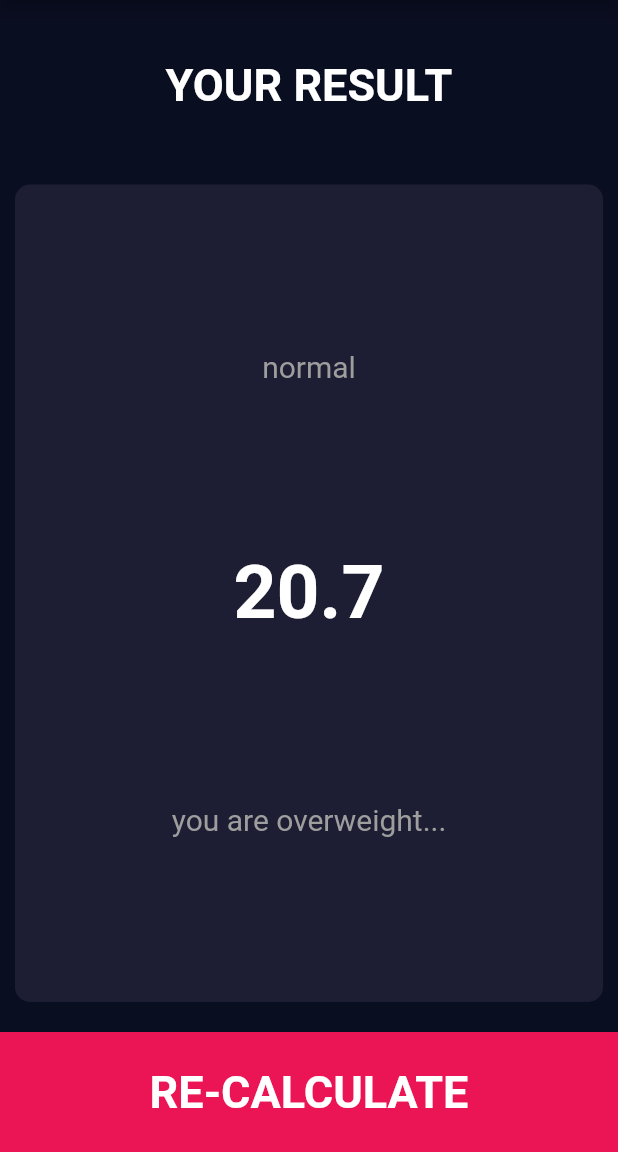
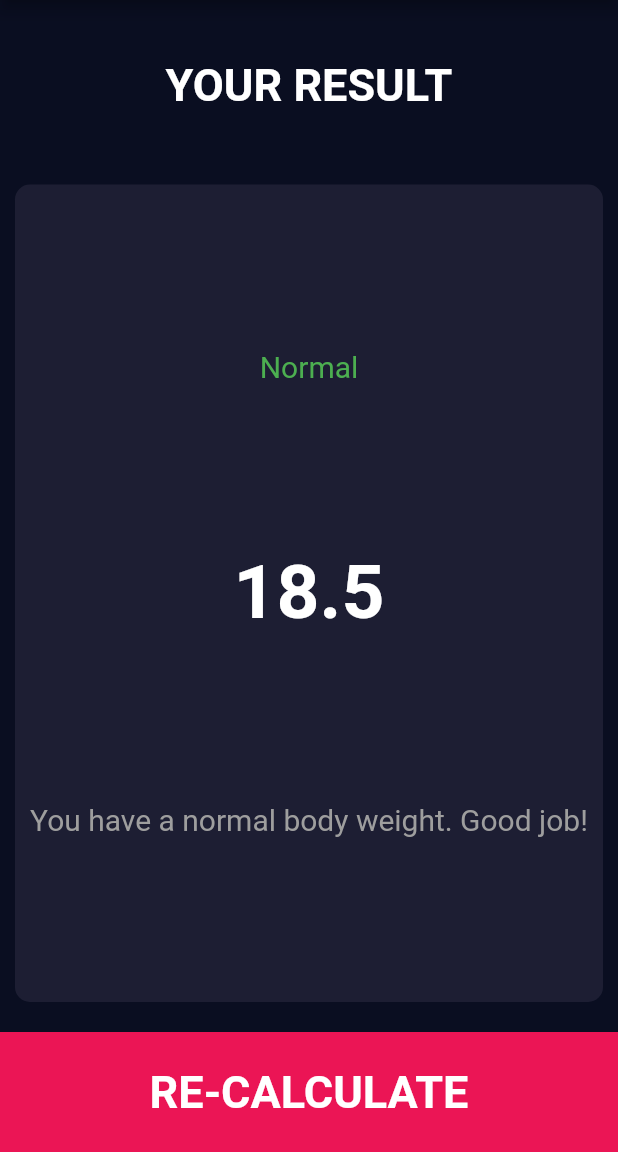
Before and after one commit to s-shanta/bmi-calculator, a Flutter app: the screen it shows after launch, after a tap on "CALCULATE", on a phone screen of 412 x 824 dp, the part 84-1236 px from its top. Run offline on Flutter 3.47's test engine with Material 2 defaults, Android fonts, the phone set to English and light mode, and no system bars.

Commit message:
project closure

```diff
--- /dev/null
+++ b/lib/bmi_calculation.dart
@@ -0,0 +1,37 @@
+import 'dart:math';
+
+class Bmi_Calculation {
+
+  final int height;
+  final int weight;
+  double? _bmi;
+
+  Bmi_Calculation({required this.height, required this.weight});
+
+  String calculateBMI() {
+    _bmi = weight / pow(height / 100, 2);
+    return _bmi!.toStringAsFixed(1);
+  }
+
+  String getResult() {
+    if (_bmi! >= 25) {
+      return 'Overweight';
+    } else if (_bmi! > 18.5) {
+      return 'Normal';
+    } else {
+      return 'Underweight';
+    }
+  }
+
+  String getInterpretation() {
+    if (_bmi! >= 25) {
+      return 'You have a higher than normal body weight. Try to exercise more.';
+    } else if (_bmi! >= 18.5) {
+      return 'You have a normal body weight. Good job!';
+    } else {
+      return 'You have a lower than normal body weight. You can eat a bit more.';
+    }
+  }
+
+
+}
--- a/lib/constant.dart
+++ b/lib/constant.dart
@@ -10,3 +10,4 @@ const Color overlayFooterColorCode = Color(0x29eB1555);
 const TextStyle labelTextStyle = TextStyle(color: Colors.grey, fontSize: 20);
 const TextStyle numberTextStyle = TextStyle(color: Colors.white, fontSize: 50, fontWeight: FontWeight.bold);
 const TextStyle footerLabelTextStyle = TextStyle(color: Colors.white, fontSize: 30, fontWeight: FontWeight.bold);
+const TextStyle bmiResultTextStyle = TextStyle(color: Colors.green, fontSize: 20);
--- a/lib/main.dart
+++ b/lib/main.dart
@@ -1,5 +1,5 @@
 import 'package:flutter/material.dart';
-import 'input_page.dart';
+import 'screens/input_page.dart';
 
 void main() => runApp(BMICalculator());
 
--- a/lib/input_page.dart
+++ b/lib/screens/input_page.dart
@@ -1,12 +1,13 @@
+import 'package:bmi_calculator/bmi_calculation.dart';
 import 'package:bmi_calculator/constant.dart';
-import 'package:bmi_calculator/custom_button.dart';
-import 'package:bmi_calculator/footer_button.dart';
-import 'package:bmi_calculator/result_page.dart';
-import 'package:bmi_calculator/reusable_card.dart';
+import 'package:bmi_calculator/components/custom_button.dart';
+import 'package:bmi_calculator/components/footer_button.dart';
+import 'package:bmi_calculator/screens/result_page.dart';
+import 'package:bmi_calculator/components/reusable_card.dart';
 import 'package:flutter/cupertino.dart';
 import 'package:flutter/material.dart';
 
-import 'icon_content.dart';
+import '../components/icon_content.dart';
 
 enum Gender{
   male,
@@ -211,9 +212,14 @@ class _InputPageState extends State<InputPage> {
           Footer_Button(
             footerButtonText: 'CALCULATE',
             onTapFunction: (){
+              Bmi_Calculation calc = Bmi_Calculation(height: height, weight: weight);
               Navigator.push(context,
                   MaterialPageRoute(
-                      builder: (context)=>Result_Page()
+                      builder: (context)=>Result_Page(
+                        bmiNumber: calc.calculateBMI(),
+                        bmiResult: calc.getResult(),
+                        interpretation: calc.getInterpretation(),
+                      )
                   ));
             },
           ),
--- a/lib/result_page.dart
+++ b/lib/screens/result_page.dart
@@ -1,11 +1,16 @@
 import 'package:bmi_calculator/constant.dart';
-import 'package:bmi_calculator/footer_button.dart';
-import 'package:bmi_calculator/reusable_card.dart';
+import 'package:bmi_calculator/components/footer_button.dart';
+import 'package:bmi_calculator/components/reusable_card.dart';
 import 'package:flutter/cupertino.dart';
 import 'package:flutter/material.dart';
 
 class Result_Page extends StatelessWidget {
-  const Result_Page({Key? key}) : super(key: key);
+
+  final String bmiNumber;
+  final String bmiResult;
+  final String interpretation;
+
+  Result_Page({required this.bmiNumber, required this.bmiResult, required this.interpretation});
 
   @override
   Widget build(BuildContext context) {
@@ -33,22 +38,23 @@ class Result_Page extends StatelessWidget {
                 colorName: activeCardColor,
                 cardChild: Column(
                   mainAxisAlignment: MainAxisAlignment.spaceEvenly,
+                  crossAxisAlignment: CrossAxisAlignment.center,
                   children: [
                     Center(
                       child: Text(
-                        'normal',
-                        style: labelTextStyle,
+                        bmiResult,
+                        style: bmiResultTextStyle,
                       ),
                     ),
                     Center(
                       child: Text(
-                        '20.7',
+                        bmiNumber,
                         style: numberTextStyle,
                       ),
                     ),
                     Center(
                       child: Text(
-                        'you are overweight...',
+                        interpretation,
                         style: labelTextStyle,
                       ),
                     ),
```
Also changed, not shown: lib/components/custom_button.dart (renamed from lib/custom_button.dart), lib/components/footer_button.dart (renamed from lib/footer_button.dart), lib/components/icon_content.dart (renamed from lib/icon_content.dart), lib/components/reusable_card.dart (renamed from lib/reusable_card.dart), 1 other file.
